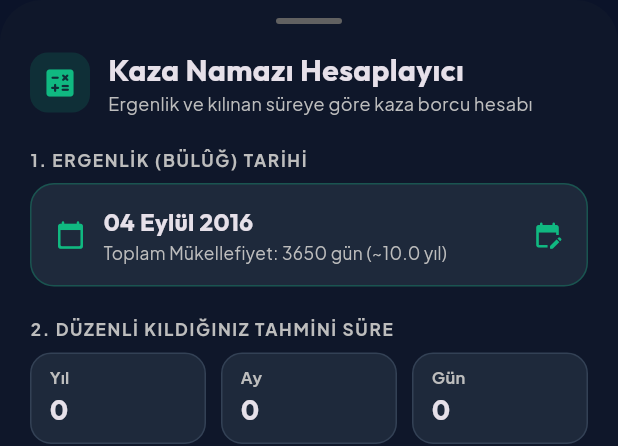
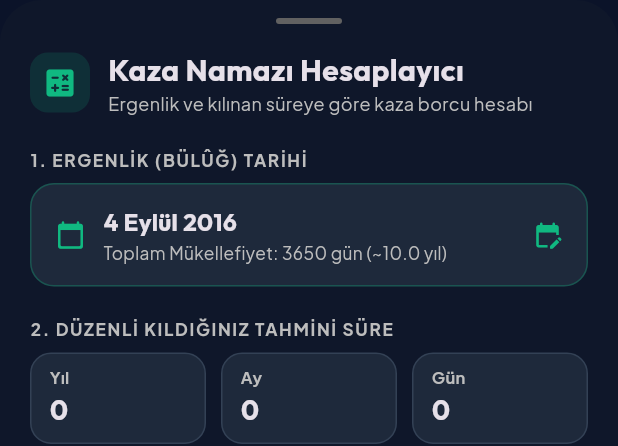
Before and after one commit to Taruq157/kaza-takip, a Flutter app: the KazaCalculatorSheet widget shown alone on an empty page, opened directly with empty values, on a phone screen of 412 x 824 dp. Shown: the top 446 px of the screen. Run offline on Flutter 3.47's test engine with Material 3 defaults, Android fonts, the phone set to English and light mode, and no system bars; our stand-ins replace adhan, audioplayers, geocoding, geolocator, google_fonts, shared_preferences; accounts and stored records are empty.

Commit message:
fix: LocaleDataException hatasi giderildi (tarih bicimlendirme guvenli hale getirildi)

```diff
--- a/lib/widgets/kaza_calculator_sheet.dart
+++ b/lib/widgets/kaza_calculator_sheet.dart
@@ -93,11 +93,20 @@ class _KazaCalculatorSheetState extends State<KazaCalculatorSheet> {
     );
   }
 
+  static const _turkishMonths = [
+    'Ocak', 'Şubat', 'Mart', 'Nisan', 'Mayıs', 'Haziran',
+    'Temmuz', 'Ağustos', 'Eylül', 'Ekim', 'Kasım', 'Aralık'
+  ];
+
+  String _formatDateTurkish(DateTime date) {
+    return '${date.day} ${_turkishMonths[date.month - 1]} ${date.year}';
+  }
+
   @override
   Widget build(BuildContext context) {
     final isDark = Theme.of(context).brightness == Brightness.dark;
     final result = _result;
-    final dateFormat = DateFormat('dd MMMM yyyy', 'tr_TR');
+    final formattedDate = _formatDateTurkish(_bulugDate);
 
     return Container(
       decoration: BoxDecoration(
@@ -203,7 +212,7 @@ class _KazaCalculatorSheetState extends State<KazaCalculatorSheet> {
                         crossAxisAlignment: CrossAxisAlignment.start,
                         children: [
                           Text(
-                            dateFormat.format(_bulugDate),
+                            formattedDate,
                             style: GoogleFonts.outfit(
                               fontSize: 16,
                               fontWeight: FontWeight.bold,
```
Also changed, not shown: lib/main.dart (+6 -1 lines).
